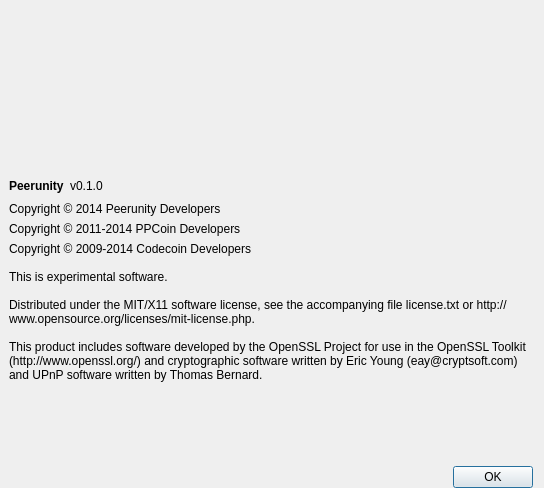
Qt form src/qt/forms/aboutdialog.ui (grantcoin/grantcoin-new) before a commit.
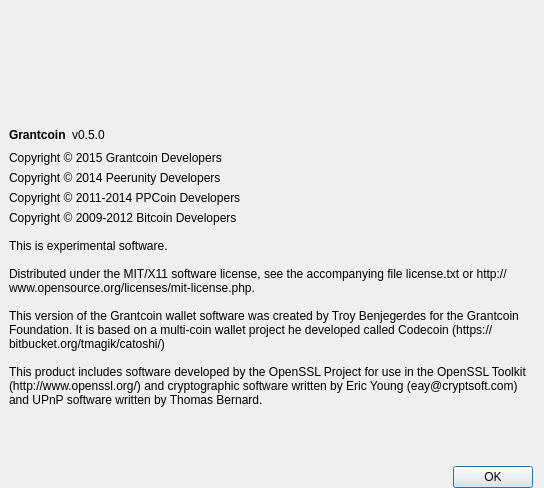
The same form after that commit. Icons and pictures are not drawn.

What changed in the file:
```diff
--- a/src/qt/forms/aboutdialog.ui
+++ b/src/qt/forms/aboutdialog.ui
@@ -72,7 +72,7 @@
        <item>
         <widget class="QLabel" name="label">
          <property name="text">
-          <string>&lt;html&gt;&lt;head/&gt;&lt;body&gt;&lt;p&gt;&lt;span style=&quot; font-weight:600;&quot;&gt;Peerunity&lt;/span&gt;&lt;/p&gt;&lt;/body&gt;&lt;/html&gt;</string>
+          <string>&lt;html&gt;&lt;head/&gt;&lt;body&gt;&lt;p&gt;&lt;span style=&quot; font-weight:600;&quot;&gt;Grantcoin&lt;/span&gt;&lt;/p&gt;&lt;/body&gt;&lt;/html&gt;</string>
          </property>
          <property name="textInteractionFlags">
           <set>Qt::LinksAccessibleByMouse|Qt::TextSelectableByKeyboard|Qt::TextSelectableByMouse</set>
@@ -82,7 +82,7 @@
        <item>
         <widget class="QLabel" name="versionLabel">
          <property name="text">
-          <string notr="true">v0.1.0</string>
+          <string notr="true">v0.5.0</string>
          </property>
          <property name="textFormat">
           <enum>Qt::RichText</enum>
@@ -108,10 +108,29 @@
       </layout>
      </item>
      <item>
-      <widget class="QLabel" name="label_4">
+      <widget class="QLabel" name="label_grantcoin_copyright">
+       <property name="text">
+        <string>Copyright © 2015 Grantcoin Developers</string>
+       </property>
+       <property name="wordWrap">
+        <bool>true</bool>
+       </property>
+       <property name="textInteractionFlags">
+        <set>Qt::LinksAccessibleByMouse|Qt::TextSelectableByKeyboard|Qt::TextSelectableByMouse</set>
+       </property>
+      </widget>
+     </item>
+     <item>
+      <widget class="QLabel" name="label_peerunity_copyright">
        <property name="text">
         <string>Copyright © 2014 Peerunity Developers</string>
        </property>
+       <property name="wordWrap">
+        <bool>true</bool>
+       </property>
+       <property name="textInteractionFlags">
+        <set>Qt::LinksAccessibleByMouse|Qt::TextSelectableByKeyboard|Qt::TextSelectableByMouse</set>
+       </property>
       </widget>
      </item>
      <item>
@@ -130,12 +149,14 @@
      <item>
       <widget class="QLabel" name="label_2">
        <property name="text">
-        <string>Copyright © 2009-2014 Codecoin Developers
+        <string>Copyright © 2009-2012 Bitcoin Developers
 
 This is experimental software.
 
 Distributed under the MIT/X11 software license, see the accompanying file license.txt or http://www.opensource.org/licenses/mit-license.php.
 
+This version of the Grantcoin wallet software was created by Troy Benjegerdes for the Grantcoin Foundation. It is based on a multi-coin wallet project he developed called Codecoin (https://bitbucket.org/tmagik/catoshi/)
+
 This product includes software developed by the OpenSSL Project for use in the OpenSSL Toolkit (http://www.openssl.org/) and cryptographic software written by Eric Young (eay@cryptsoft.com) and UPnP software written by Thomas Bernard.</string>
        </property>
        <property name="wordWrap">
```
Left out of the diff: 2 changed lines with no effect on the pictures.
